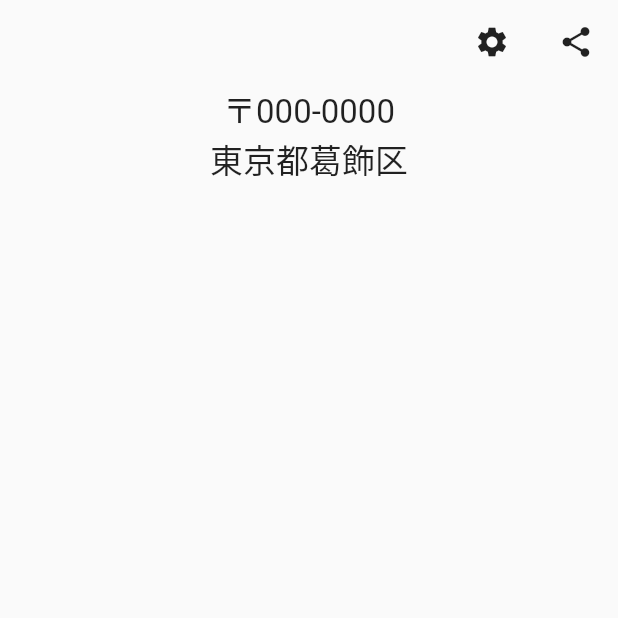
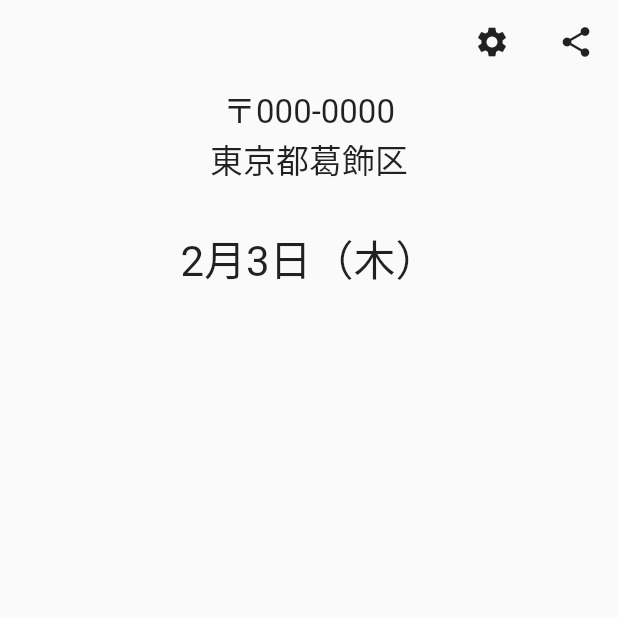
Before and after one commit to haterain0203/weather_and_clothes, a Flutter app: the screen it shows after launch, on a phone screen of 412 x 824 dp, the top half of it. Run offline on Flutter 3.47's test engine with Material 2 defaults, Android fonts, the phone set to English and light mode, and no system bars; Roboto replaces fonts that are missing (MyFont).

Commit message:
#1 DateAreaの作成

```diff
--- a/lib/home/home_page.dart
+++ b/lib/home/home_page.dart
@@ -33,7 +33,12 @@ class HomePage extends StatelessWidget {
             //TODO 設定画面で入力された住所を取得して表示
             const Text("東京都葛飾区", style: TextStyle(fontSize: 22.0),),
 
-            //TODO DateArea
+            const SizedBox(height: 30.0,),
+
+            //DateArea
+            //TODO 本日の日付を取得して表示
+            //TODO レイアウト的に数字のみフォントを大きくする予定
+            const Text("2月3日（木）", style: TextStyle(fontSize: 28.0),)
 
             //TODO WeatherArea
 
```
